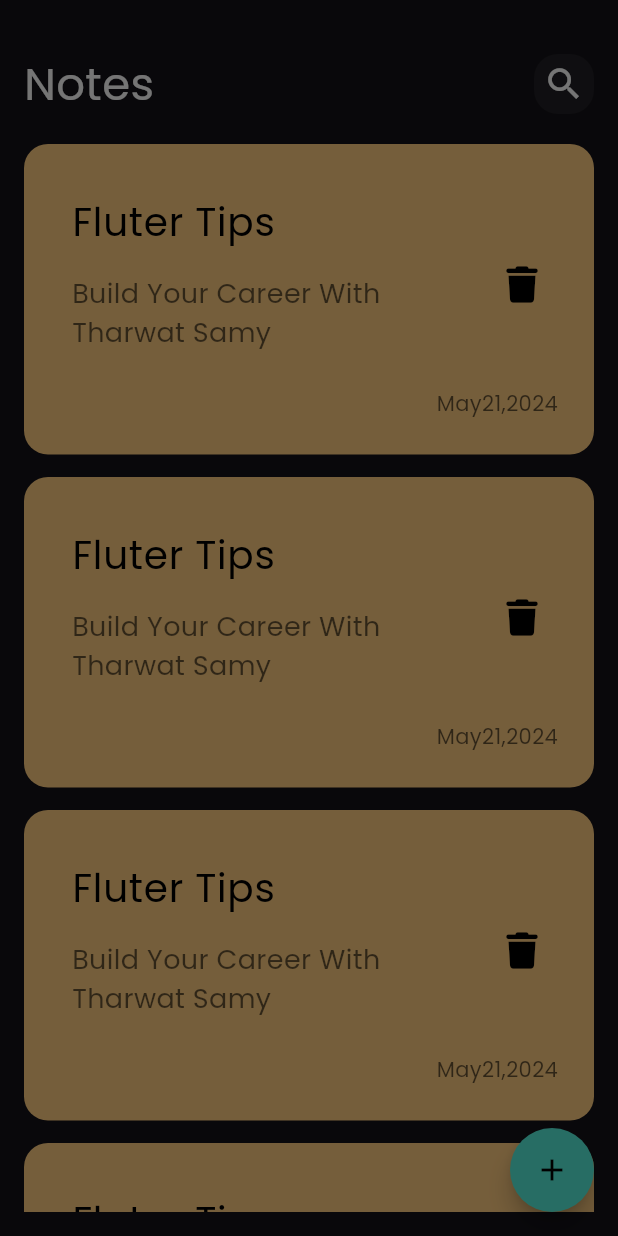
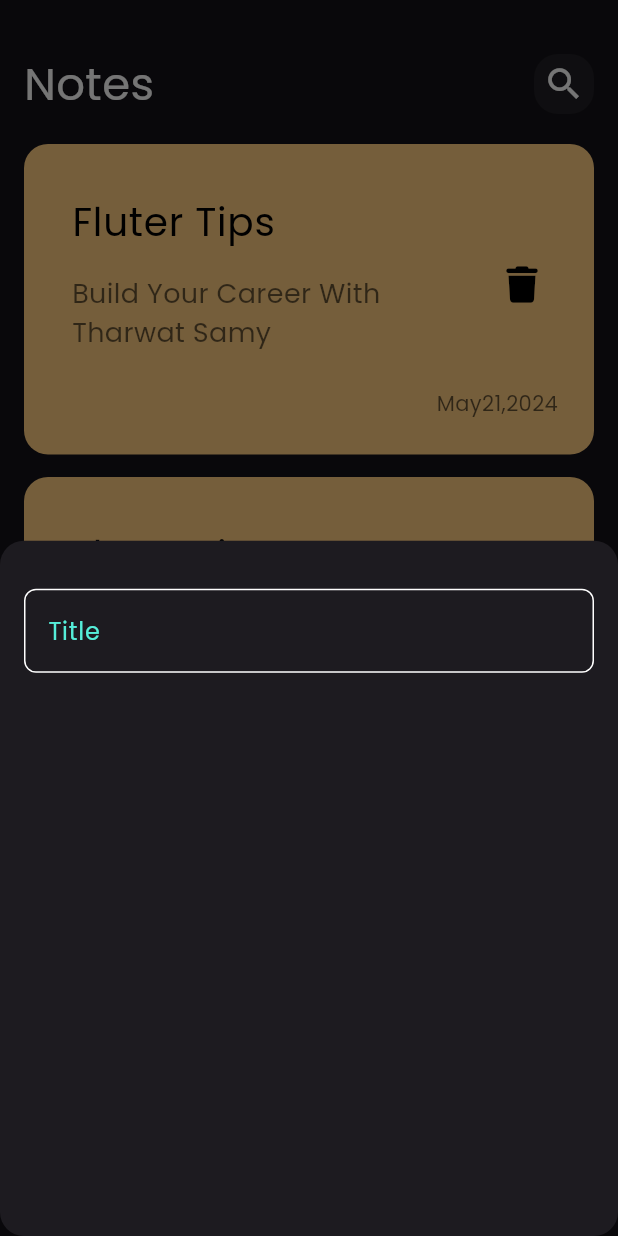
Before and after one commit to Hamza8008/notes_app, a Flutter app: the screen it shows after launch, after a tap on the "add" icon, on a phone screen of 412 x 824 dp. Run offline on Flutter 3.47's test engine with Material 3 defaults, Android fonts, the phone set to English and light mode, and no system bars; our stand-ins replace font_awesome_flutter.

Commit message:
create custom text field

```diff
--- a/lib/Widgets/add_note_bottom_sheet.dart
+++ b/lib/Widgets/add_note_bottom_sheet.dart
@@ -1,12 +1,23 @@
 import 'package:flutter/material.dart';
+import 'package:noteapp/Widgets/custom_text_field.dart';
 
 class AddNoteBottomSheet extends StatelessWidget {
   const AddNoteBottomSheet({super.key});
 
   @override
   Widget build(BuildContext context) {
-    return Column(
-      children: [],
+    return Padding(
+      padding: const EdgeInsets.symmetric(
+        horizontal: 16,
+      ),
+      child: Column(
+        children: [
+          SizedBox(
+            height: 32,
+          ),
+          CustomTextField(),
+        ],
+      ),
     );
   }
 }
--- /dev/null
+++ b/lib/Widgets/custom_text_field.dart
@@ -0,0 +1,29 @@
+import 'package:flutter/material.dart';
+import 'package:noteapp/constansts.dart';
+
+class CustomTextField extends StatelessWidget {
+  const CustomTextField({super.key});
+
+  @override
+  Widget build(BuildContext context) {
+    return TextField(
+      cursorColor: kPrimaryColor,
+      decoration: InputDecoration(
+        labelText: 'Title',
+        labelStyle: TextStyle(color: kPrimaryColor),
+        border: buildBorder(),
+        enabledBorder: buildBorder(),
+        focusedBorder: buildBorder(kPrimaryColor),
+      ),
+    );
+  }
+
+  OutlineInputBorder buildBorder([color]) {
+    return OutlineInputBorder(
+      borderRadius: BorderRadius.circular(8),
+      borderSide: BorderSide(
+        color: color ?? Colors.white,
+      ),
+    );
+  }
+}
--- /dev/null
+++ b/lib/constansts.dart
@@ -0,0 +1,3 @@
+import 'package:flutter/material.dart';
+
+const kPrimaryColor = Color(0xff55EED9);
```
